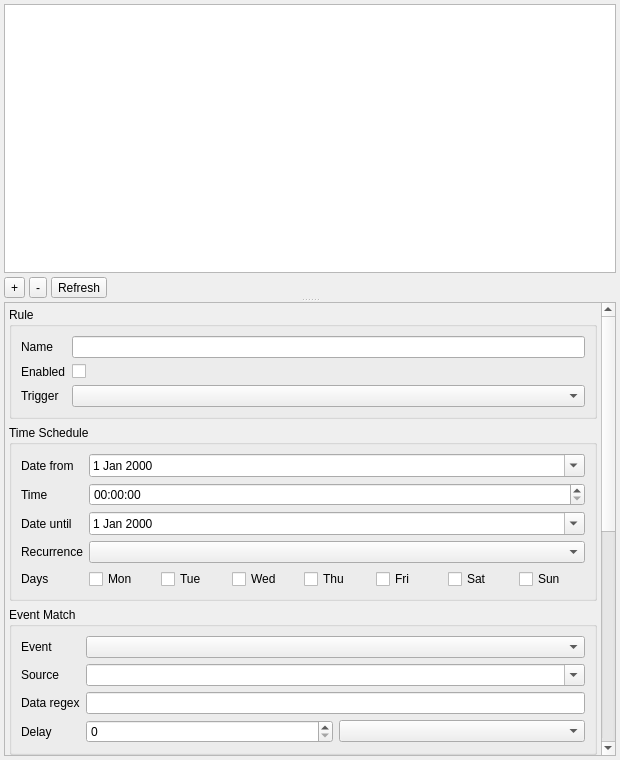
Before: the Qt Designer form plugins/feature/scheduler/schedulergui.ui in srcejon/sdrangel, drawn with Qt 5.
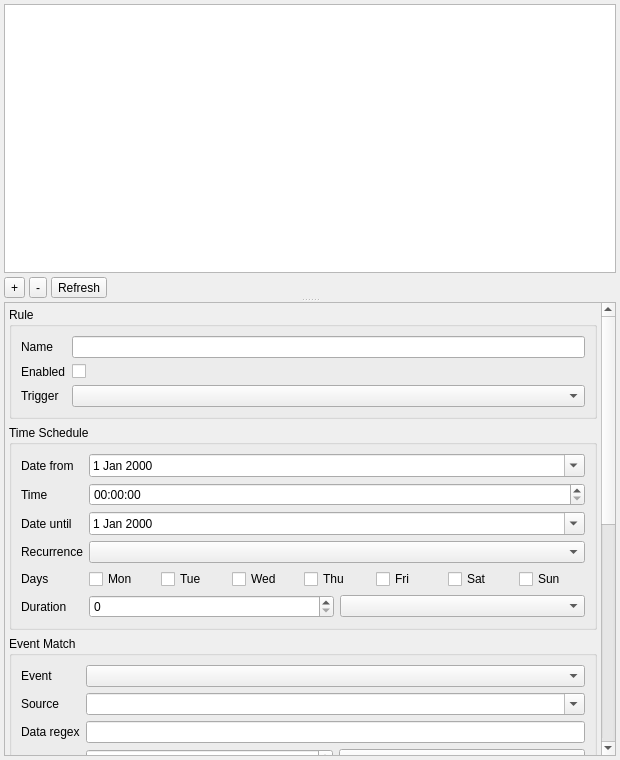
After: the same form once the commit is applied. Custom widgets are drawn as their Qt base class.

Commit message: Add scheduler action duration

```diff
--- a/plugins/feature/scheduler/schedulergui.ui
+++ b/plugins/feature/scheduler/schedulergui.ui
@@ -349,6 +349,27 @@
              </layout>
             </widget>
            </item>
+           <item row="5" column="0">
+            <widget class="QLabel" name="durationLabel">
+             <property name="text">
+              <string>Duration</string>
+             </property>
+            </widget>
+           </item>
+           <item row="5" column="1">
+            <layout class="QHBoxLayout" name="durationLayout">
+             <item>
+              <widget class="QSpinBox" name="duration">
+               <property name="maximum">
+                <number>86400</number>
+               </property>
+              </widget>
+             </item>
+             <item>
+              <widget class="QComboBox" name="durationUnit"/>
+             </item>
+            </layout>
+           </item>
           </layout>
          </widget>
         </item>
```
The commit also changes 9 other files.
